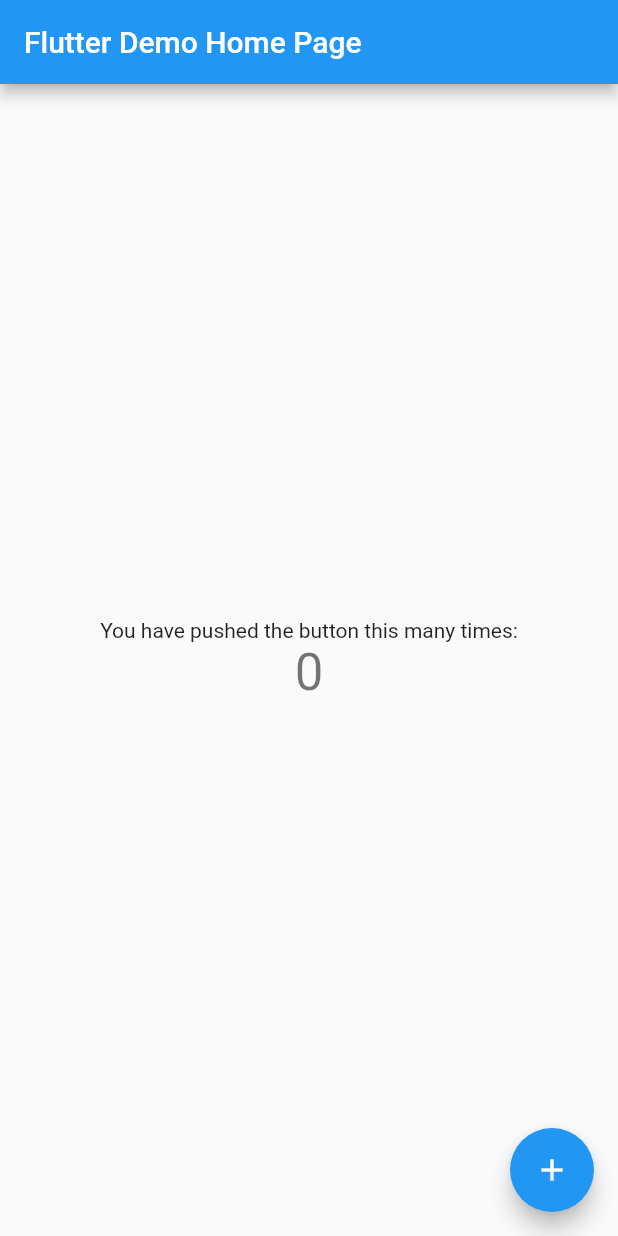
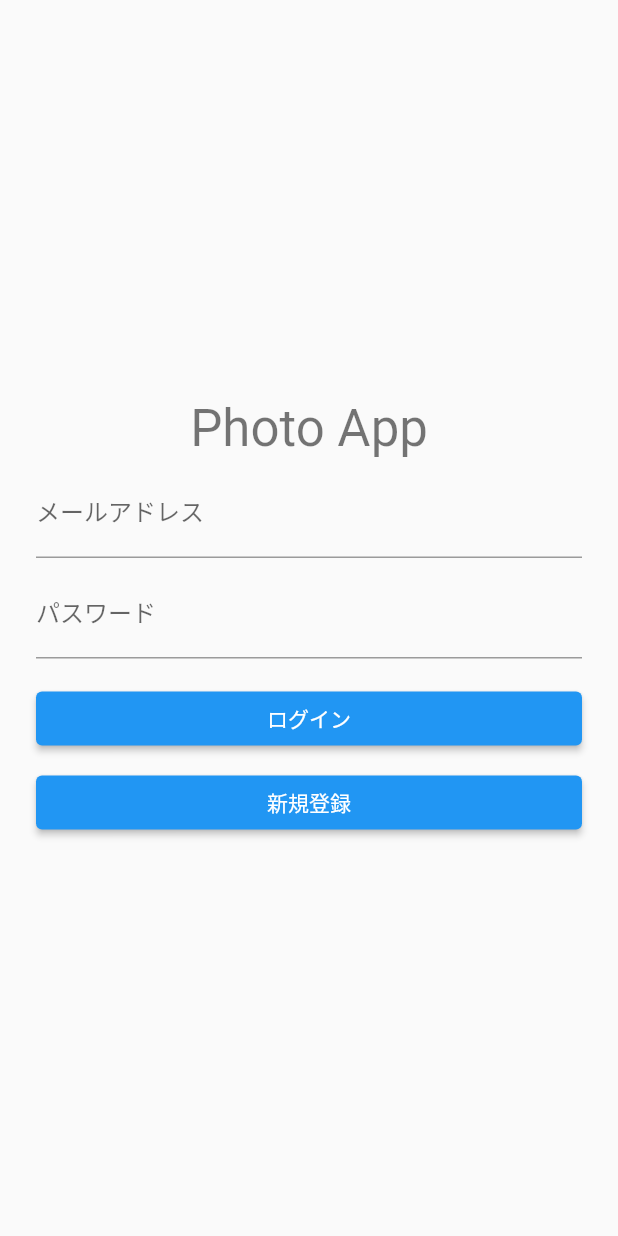
Before and after one commit to YukiOnishi1129/flutter_firebase_sample_app_practice, a Flutter app: the screen it shows after launch, on a phone screen of 412 x 824 dp. Run offline on Flutter 3.47's test engine with Material 2 defaults, Android fonts, the phone set to English and light mode, and no system bars.

Commit message:
ログイン画面作成

```diff
--- a/lib/main.dart
+++ b/lib/main.dart
@@ -1,4 +1,5 @@
 import 'package:flutter/material.dart';
+import 'package:flutter_fireabase_sample_app_practice/sign_in_screen.dart';
 
 void main() {
   runApp(const MyApp());
@@ -7,109 +8,14 @@ void main() {
 class MyApp extends StatelessWidget {
   const MyApp({Key? key}) : super(key: key);
 
-  // This widget is the root of your application.
   @override
   Widget build(BuildContext context) {
     return MaterialApp(
-      title: 'Flutter Demo',
+      title: 'Photo App',
       theme: ThemeData(
-        // This is the theme of your application.
-        //
-        // Try running your application with "flutter run". You'll see the
-        // application has a blue toolbar. Then, without quitting the app, try
-        // changing the primarySwatch below to Colors.green and then invoke
-        // "hot reload" (press "r" in the console where you ran "flutter run",
-        // or simply save your changes to "hot reload" in a Flutter IDE).
-        // Notice that the counter didn't reset back to zero; the application
-        // is not restarted.
         primarySwatch: Colors.blue,
       ),
-      home: const MyHomePage(title: 'Flutter Demo Home Page'),
+      home: const SignInScreen(),
     );
   }
 }
-
-class MyHomePage extends StatefulWidget {
-  const MyHomePage({Key? key, required this.title}) : super(key: key);
-
-  // This widget is the home page of your application. It is stateful, meaning
-  // that it has a State object (defined below) that contains fields that affect
-  // how it looks.
-
-  // This class is the configuration for the state. It holds the values (in this
-  // case the title) provided by the parent (in this case the App widget) and
-  // used by the build method of the State. Fields in a Widget subclass are
-  // always marked "final".
-
-  final String title;
-
-  @override
-  State<MyHomePage> createState() => _MyHomePageState();
-}
-
-class _MyHomePageState extends State<MyHomePage> {
-  int _counter = 0;
-
-  void _incrementCounter() {
-    setState(() {
-      // This call to setState tells the Flutter framework that something has
-      // changed in this State, which causes it to rerun the build method below
-      // so that the display can reflect the updated values. If we changed
-      // _counter without calling setState(), then the build method would not be
-      // called again, and so nothing would appear to happen.
-      _counter++;
-    });
-  }
-
-  @override
-  Widget build(BuildContext context) {
-    // This method is rerun every time setState is called, for instance as done
-    // by the _incrementCounter method above.
-    //
-    // The Flutter framework has been optimized to make rerunning build methods
-    // fast, so that you can just rebuild anything that needs updating rather
-    // than having to individually change instances of widgets.
-    return Scaffold(
-      appBar: AppBar(
-        // Here we take the value from the MyHomePage object that was created by
-        // the App.build method, and use it to set our appbar title.
-        title: Text(widget.title),
-      ),
-      body: Center(
-        // Center is a layout widget. It takes a single child and positions it
-        // in the middle of the parent.
-        child: Column(
-          // Column is also a layout widget. It takes a list of children and
-          // arranges them vertically. By default, it sizes itself to fit its
-          // children horizontally, and tries to be as tall as its parent.
-          //
-          // Invoke "debug painting" (press "p" in the console, choose the
-          // "Toggle Debug Paint" action from the Flutter Inspector in Android
-          // Studio, or the "Toggle Debug Paint" command in Visual Studio Code)
-          // to see the wireframe for each widget.
-          //
-          // Column has various properties to control how it sizes itself and
-          // how it positions its children. Here we use mainAxisAlignment to
-          // center the children vertically; the main axis here is the vertical
-          // axis because Columns are vertical (the cross axis would be
-          // horizontal).
-          mainAxisAlignment: MainAxisAlignment.center,
-          children: <Widget>[
-            const Text(
-              'You have pushed the button this many times:',
-            ),
-            Text(
-              '$_counter',
-              style: Theme.of(context).textTheme.headline4,
-            ),
-          ],
-        ),
-      ),
-      floatingActionButton: FloatingActionButton(
-        onPressed: _incrementCounter,
-        tooltip: 'Increment',
-        child: const Icon(Icons.add),
-      ), // This trailing comma makes auto-formatting nicer for build methods.
-    );
-  }
-}
--- /dev/null
+++ b/lib/sign_in_screen.dart
@@ -0,0 +1,71 @@
+import 'package:flutter/material.dart';
+import 'package:flutter/services.dart';
+
+class SignInScreen extends StatefulWidget {
+  const SignInScreen({Key? key}) : super(key: key);
+
+  @override
+  State<SignInScreen> createState() => _SignInScreenState();
+}
+
+class _SignInScreenState extends State<SignInScreen> {
+  @override
+  Widget build(BuildContext context) {
+    return Scaffold(
+      body: Center(
+        child: Padding(
+          padding: const EdgeInsets.symmetric(horizontal: 24),
+          child: Column(
+            mainAxisAlignment: MainAxisAlignment.center,
+            children: [
+              //   タイトル
+              Text(
+                'Photo App',
+                style: Theme.of(context).textTheme.headline4,
+              ),
+              const SizedBox(
+                height: 8,
+              ),
+              //  入力フォーム(メールアドレス)
+              TextFormField(
+                decoration: InputDecoration(labelText: 'メールアドレス'),
+                keyboardType: TextInputType.emailAddress,
+              ),
+              const SizedBox(
+                height: 8,
+              ),
+              //  入力フォーム(パスワード)
+              TextFormField(
+                decoration: InputDecoration(labelText: 'パスワード'),
+                keyboardType: TextInputType.visiblePassword,
+                obscureText: true,
+              ),
+              const SizedBox(
+                height: 16,
+              ),
+              SizedBox(
+                width: double.infinity,
+                //  ボタン
+                child: ElevatedButton(
+                  onPressed: () => {},
+                  child: Text('ログイン'),
+                ),
+              ),
+              const SizedBox(
+                height: 8,
+              ),
+              SizedBox(
+                width: double.infinity,
+                //  ボタン(新規登録)
+                child: ElevatedButton(
+                  onPressed: () => {},
+                  child: Text('新規登録'),
+                ),
+              )
+            ],
+          ),
+        ),
+      ),
+    );
+  }
+}
```
